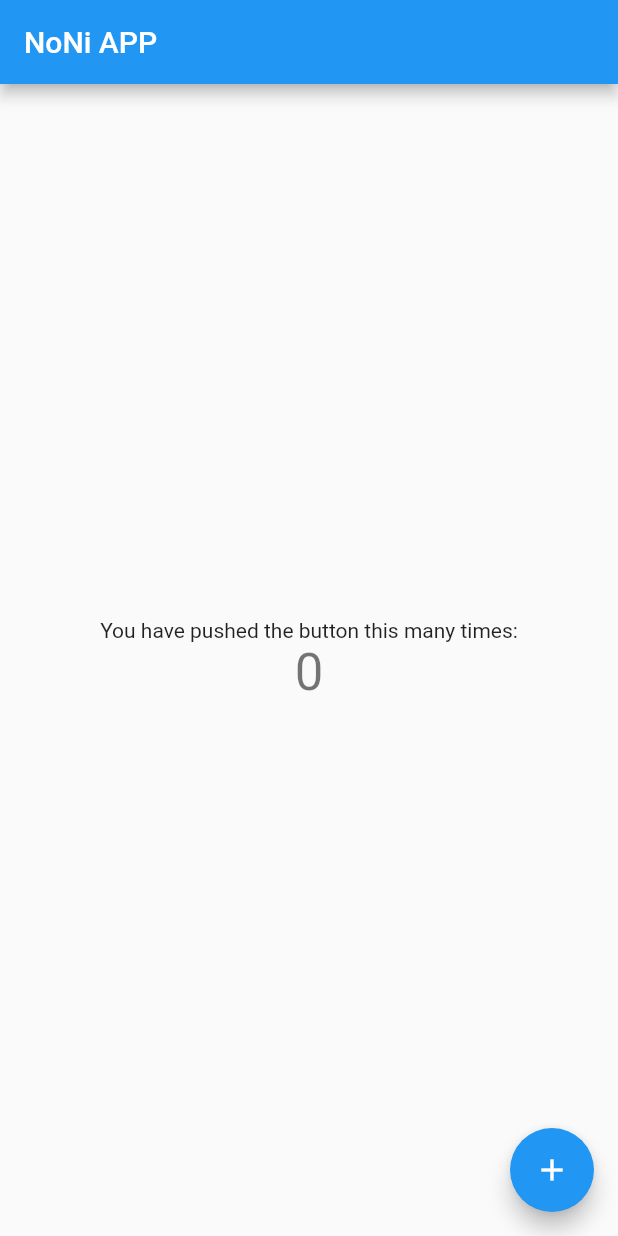
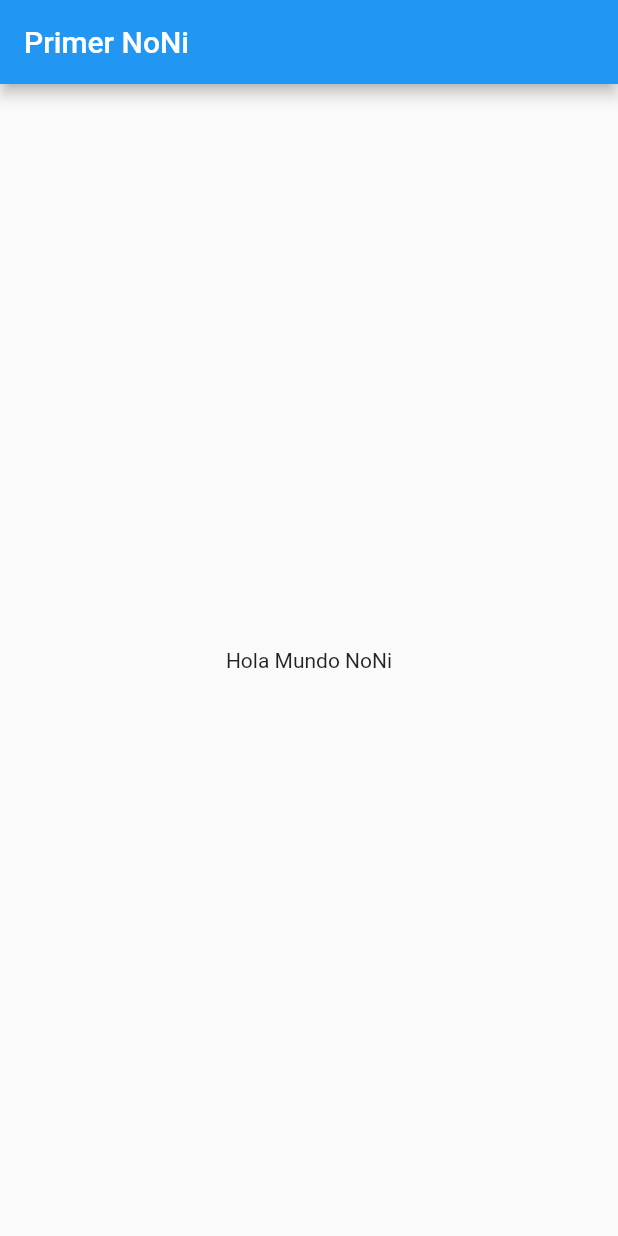
Before and after one commit to fanorflores/flutter_app_hw, a Flutter app: the screen it shows after launch, on a phone screen of 412 x 824 dp. Run offline on Flutter 3.47's test engine with Material 2 defaults, Android fonts, the phone set to English and light mode, and no system bars.

Commit message:
Flutter desde 0

```diff
--- a/lib/main.dart
+++ b/lib/main.dart
@@ -1,113 +1,20 @@
-
-
 import 'package:flutter/material.dart';
 
-void main() => runApp(MyApp());
-
-class MyApp extends StatelessWidget {
-  // This widget is the root of your application.
-  @override
-  Widget build(BuildContext context) {
-    return MaterialApp(
-      title: 'NoNi APP',
-      theme: ThemeData(
-        // This is the theme of your application.
-        //
-        // Try running your application with "flutter run". You'll see the
-        // application has a blue toolbar. Then, without quitting the app, try
-        // changing the primarySwatch below to Colors.green and then invoke
-        // "hot reload" (press "r" in the console where you ran "flutter run",
-        // or simply save your changes to "hot reload" in a Flutter IDE).
-        // Notice that the counter didn't reset back to zero; the application
-        // is not restarted.
-        primarySwatch: Colors.blue,
-      ),
-      home: MyHomePage(title: 'NoNi APP'),
-    );
-  }
+void main()
+{
+  runApp(
+    new MaterialApp(
+      title: "Mi primera Aplicación",
+      home: new Scaffold(
+        appBar: new AppBar(
+          title: new Text("Primer NoNi"),
+        ),
+        body: new Container(
+          child: new Center(
+                child: new Text("Hola Mundo NoNi")
+          ),
+        ),
+      )
+    )
+  );
 }
-
-class MyHomePage extends StatefulWidget {
-  MyHomePage({Key key, this.title}) : super(key: key);
-
-  // This widget is the home page of your application. It is stateful, meaning
-  // that it has a State object (defined below) that contains fields that affect
-  // how it looks.
-
-  // This class is the configuration for the state. It holds the values (in this
-  // case the title) provided by the parent (in this case the App widget) and
-  // used by the build method of the State. Fields in a Widget subclass are
-  // always marked "final".
-
-  final String title;
-
-  @override
-  _MyHomePageState createState() => _MyHomePageState();
-}
-
-class _MyHomePageState extends State<MyHomePage> {
-  int _counter = 0;
-
-  void _incrementCounter() {
-    setState(() {
-      // This call to setState tells the Flutter framework that something has
-      // changed in this State, which causes it to rerun the build method below
-      // so that the display can reflect the updated values. If we changed
-      // _counter without calling setState(), then the build method would not be
-      // called again, and so nothing would appear to happen.
-      _counter++;
-    });
-  }
-
-  @override
-  Widget build(BuildContext context) {
-    // This method is rerun every time setState is called, for instance as done
-    // by the _incrementCounter method above.
-    //
-    // The Flutter framework has been optimized to make rerunning build methods
-    // fast, so that you can just rebuild anything that needs updating rather
-    // than having to individually change instances of widgets.
-    return Scaffold(
-      appBar: AppBar(
-        // Here we take the value from the MyHomePage object that was created by
-        // the App.build method, and use it to set our appbar title.
-        title: Text(widget.title),
-      ),
-      body: Center(
-        // Center is a layout widget. It takes a single child and positions it
-        // in the middle of the parent.
-        child: Column(
-          // Column is also a layout widget. It takes a list of children and
-          // arranges them vertically. By default, it sizes itself to fit its
-          // children horizontally, and tries to be as tall as its parent.
-          //
-          // Invoke "debug painting" (press "p" in the console, choose the
-          // "Toggle Debug Paint" action from the Flutter Inspector in Android
-          // Studio, or the "Toggle Debug Paint" command in Visual Studio Code)
-          // to see the wireframe for each widget.
-          //
-          // Column has various properties to control how it sizes itself and
-          // how it positions its children. Here we use mainAxisAlignment to
-          // center the children vertically; the main axis here is the vertical
-          // axis because Columns are vertical (the cross axis would be
-          // horizontal).
-          mainAxisAlignment: MainAxisAlignment.center,
-          children: <Widget>[
-            Text(
-              'You have pushed the button this many times:',
-            ),
-            Text(
-              '$_counter',
-              style: Theme.of(context).textTheme.display1,
-            ),
-          ],
-        ),
-      ),
-      floatingActionButton: FloatingActionButton(
-        onPressed: _incrementCounter,
-        tooltip: 'Increment',
-        child: Icon(Icons.add),
-      ), // This trailing comma makes auto-formatting nicer for build methods.
-    );
-  }
-}
```
